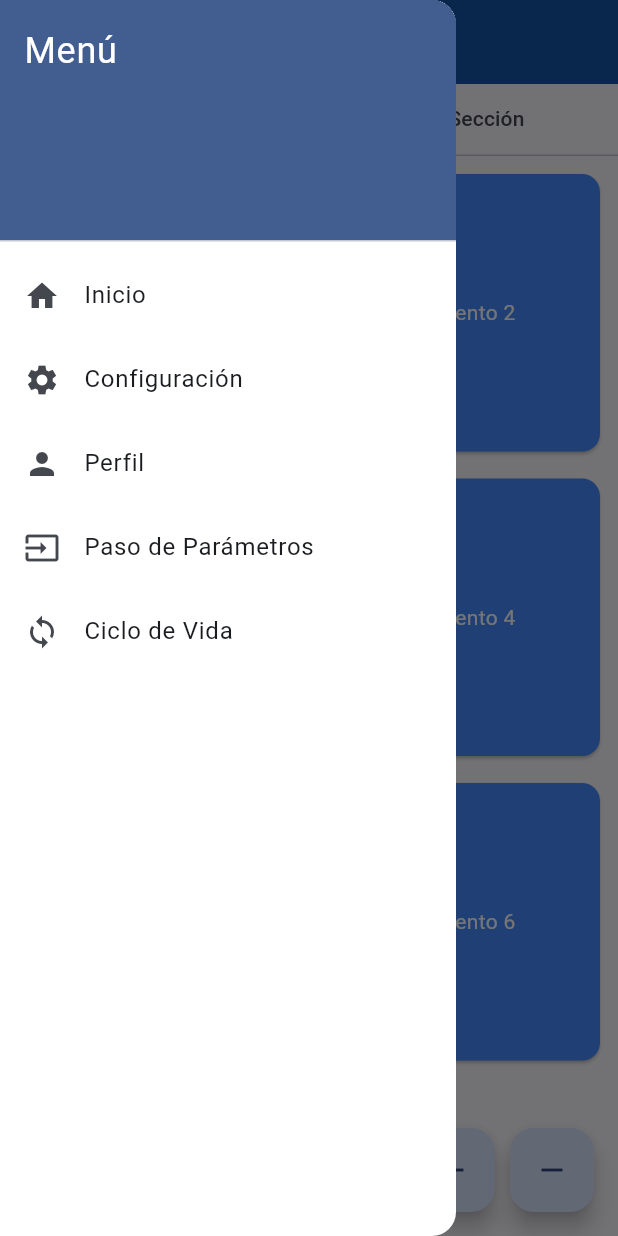
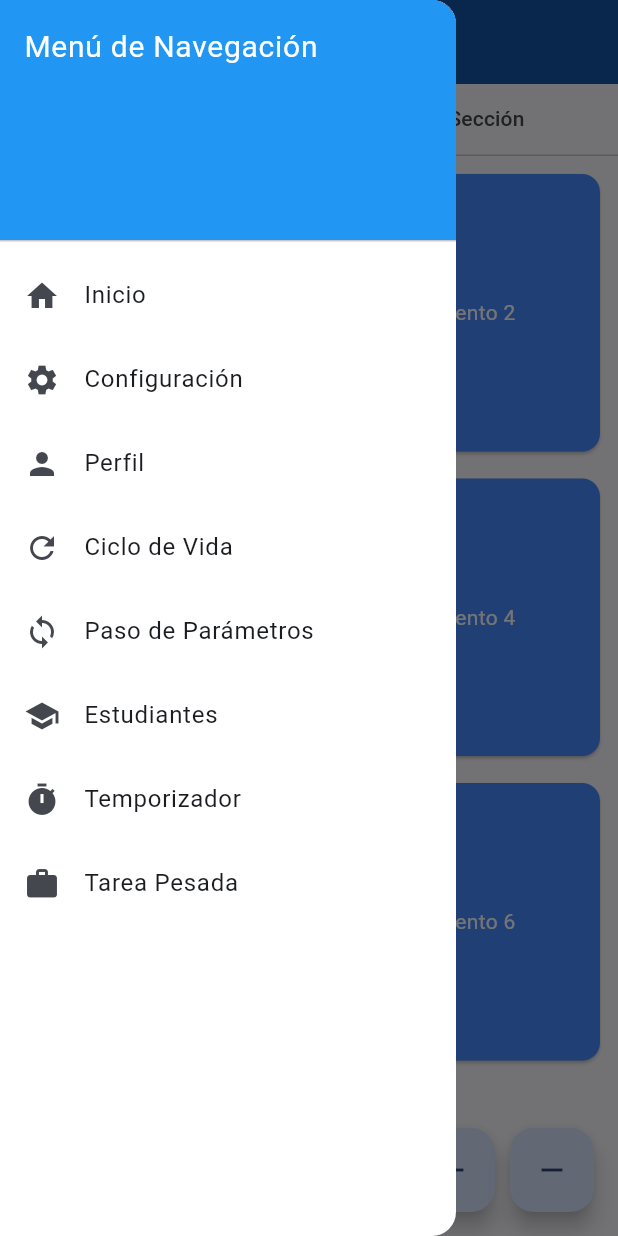
Before and after one commit to StevenPelaez02/NAVEGACI-N-WIDGETS-Y-CICLO-DE-VIDA-EN-FLUTTER, a Flutter app: the screen it shows after launch, with the side drawer open, on a phone screen of 412 x 824 dp. Run offline on Flutter 3.47's test engine with Material 3 defaults, Android fonts, the phone set to English and light mode, and no system bars; our stand-ins replace go_router.

Commit message:
taller 2

```diff
--- a/lib/routes/app_router.dart
+++ b/lib/routes/app_router.dart
@@ -5,6 +5,9 @@ import 'package:hola_mundo/views/paso_parametros/detalle_screen.dart';
 import 'package:hola_mundo/views/paso_parametros/paso_parametros_screen.dart';
 import 'package:hola_mundo/views/profile_view.dart';
 import 'package:hola_mundo/views/settings_view.dart';
+import 'package:hola_mundo/views/estudiantes/estudiantes_view.dart';
+import 'package:hola_mundo/views/timer/timer_view.dart';
+import 'package:hola_mundo/views/tarea_pesada/tarea_pesada_view.dart'; // ✅ Importa la vista de Tarea Pesada
 
 final GoRouter appRouter = GoRouter(
   routes: [
@@ -20,22 +23,33 @@ final GoRouter appRouter = GoRouter(
       path: '/profile',
       builder: (context, state) => const ProfileView(),
     ),
-    // Ruta para la pantalla de paso de parámetros
     GoRoute(
       path: '/paso_parametros',
       builder: (context, state) => const PasoParametrosScreen(),
     ),
-    // Ruta para la pantalla de detalle con parámetro
     GoRoute(
-      path: '/detalle/:parametro',
+      path: '/detalle/:parametro/:metodo',
       builder: (context, state) {
-        final parametro = state.pathParameters['parametro'] ?? 'Sin dato';
-        return DetalleScreen(parametro: parametro);
+        final parametro = state.pathParameters['parametro'] ?? '';
+        final metodo = state.pathParameters['metodo'] ?? '';
+        return DetalleScreen(parametro: parametro, metodoNavegacion: metodo);
       },
     ),
     GoRoute(
       path: '/ciclo_vida',
       builder: (context, state) => const CicloVidaScreen(),
     ),
+    GoRoute(
+      path: '/estudiantes',
+      builder: (context, state) => const EstudiantesView(),
+    ),
+    GoRoute(
+      path: '/timer',
+      builder: (context, state) => const TimerView(),
+    ),
+    GoRoute(
+      path: '/tarea_pesada', // ✅ Nueva ruta para Tarea Pesada
+      builder: (context, state) => const TareaPesadaView(),
+    ),
   ],
 );
--- a/lib/views/custom_drawer.dart
+++ b/lib/views/custom_drawer.dart
@@ -10,74 +10,50 @@ class CustomDrawer extends StatelessWidget {
       child: ListView(
         padding: EdgeInsets.zero,
         children: [
-          DrawerHeader(
-            decoration: BoxDecoration(
-              color:
-                  Theme.of(
-                    context,
-                  ).colorScheme.primary, // Usa el color primario del tema
-            ),
-            child: const Text(
-              'Menú',
-              style: TextStyle(
-                color:
-                    Colors
-                        .white, // Texto blanco para contrastar con el color primario
-                fontSize: 24,
-              ),
-            ),
+          const DrawerHeader(
+            decoration: BoxDecoration(color: Colors.blue),
+            child: Text('Menú de Navegación', style: TextStyle(color: Colors.white, fontSize: 20)),
           ),
           ListTile(
             leading: const Icon(Icons.home),
             title: const Text('Inicio'),
-            onTap: () {
-              //context.go('/'); // Navega a la ruta principal
-              //Reemplaza la ruta actual en la pila de navegación.
-              //No permite volver atrás automáticamente, ya que no agrega la nueva ruta a la pila.
-              //Útil para navegación sin historial, como en barra de navegación o cambiar de pestañas.
-              context.go('/'); // Navega a la ruta principal
-              Navigator.pop(context); // Cierra el drawer
-            },
+            onTap: () => context.go('/'),
           ),
           ListTile(
             leading: const Icon(Icons.settings),
             title: const Text('Configuración'),
-            onTap: () {
-              //context.push(String route)
-              //Añade la nueva ruta a la pila de navegación.
-              //Permite volver atrás con context.pop().
-              //Ideal para flujos donde el usuario puede regresar, como navegar a una pantalla de detalles.
-              context.push(
-                '/settings',
-              ); // Navega a la pantalla de configuración
-              Navigator.pop(context); // Cierra el drawer
-            },
+            onTap: () => context.go('/settings'),
           ),
           ListTile(
             leading: const Icon(Icons.person),
             title: const Text('Perfil'),
-            onTap: () {
-              //context.replace(String route)
-              //Similar a go(), pero en este caso reemplaza la ruta actual sin eliminar el historial anterior.
-              //Útil si quieres evitar que el usuario regrese a la pantalla anterior
-              //pero manteniendo la posibilidad de navegar hacia otras rutas en la pila
-              context.replace('/profile'); // Navega a la pantalla de perfil
-              Navigator.pop(context); // Cierra el drawer
-            },
-          ),
-          //!PASO DE PARAMETROS
-          ListTile(
-            leading: const Icon(Icons.input),
-            title: const Text('Paso de Parámetros'),
-            onTap: () {
-              context.go('/paso_parametros');
-            },
+            onTap: () => context.go('/profile'),
           ),
           ListTile(
-            leading: const Icon(Icons.loop),
+            leading: const Icon(Icons.refresh),
             title: const Text('Ciclo de Vida'),
+            onTap: () => context.go('/ciclo_vida'),
+          ),
+          ListTile(
+            leading: const Icon(Icons.sync),
+            title: const Text('Paso de Parámetros'),
+            onTap: () => context.go('/paso_parametros'),
+          ),
+          ListTile(
+            leading: const Icon(Icons.school),
+            title: const Text('Estudiantes'),
+            onTap: () => context.go('/estudiantes'),
+          ),
+          ListTile(
+            leading: const Icon(Icons.timer),
+            title: const Text('Temporizador'),
+            onTap: () => context.go('/timer'),
+          ),
+          ListTile(
+            leading: const Icon(Icons.work),
+            title: const Text("Tarea Pesada"), // ✅ Nueva opción en el menú
             onTap: () {
-              context.go('/ciclo_vida');
+              context.go('/tarea_pesada');
             },
           ),
         ],
```
Also changed, not shown: lib/views/estudiantes/estudiantes_view.dart (added, +103 -0 lines), lib/views/paso_parametros/detalle_screen.dart (+11 -17 lines), lib/views/tarea_pesada/tarea_pesada_view.dart (added, +66 -0 lines), lib/views/timer/timer_view.dart (added, +85 -0 lines), lib/views/base_view.dart (line endings or trailing spaces).
